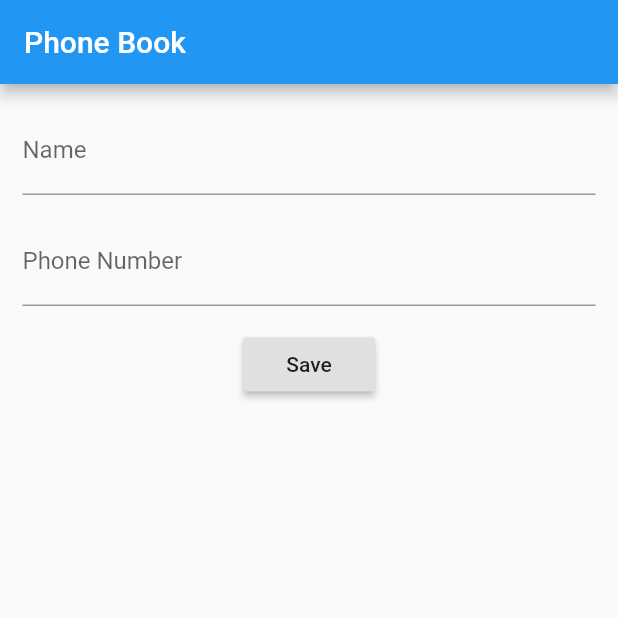
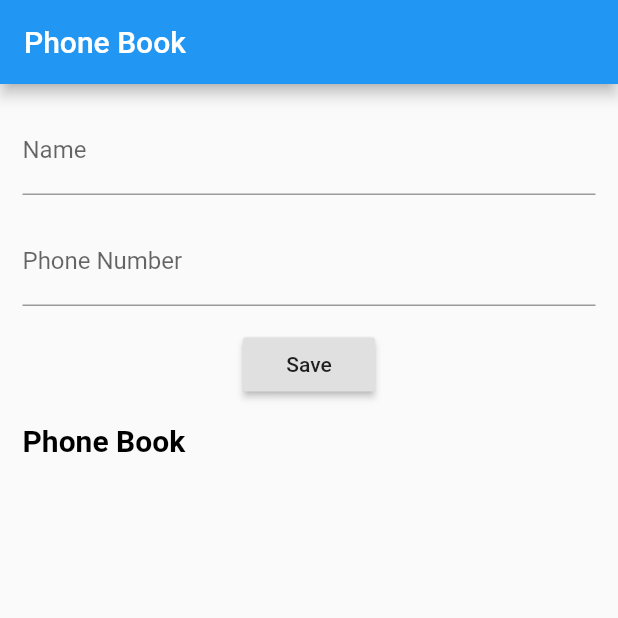
Before and after one commit to jonathandarwin/PhoneBookFlutter, a Flutter app: the screen it shows after launch, on a phone screen of 412 x 824 dp, the top half of it. Run offline on Flutter 3.47's test engine with Material 2 defaults, Android fonts, the phone set to English and light mode, and no system bars.

```diff
--- a/lib/main.dart
+++ b/lib/main.dart
@@ -36,14 +36,25 @@ class RootLayout extends StatelessWidget{
               padding: EdgeInsets.only(bottom: 15.0),
               child: TextFieldName(),
             ),
+            // INPUT PHONE
             Container(
               padding: EdgeInsets.only(bottom: 15.0),
               child: TextFieldPhone(),
             ),
+            // BUTTON SAVE
             Container(
               padding: EdgeInsets.only(bottom: 15.0),
               child: ButtonSave(listViewPhone.state),
             ),
+            // TITLE PHONE BOOK
+            Container(
+              padding: EdgeInsets.only(bottom: 15.0),
+              child: Align(
+                alignment: Alignment.centerLeft,
+                child: TitlePhoneBook(),
+              ),
+            ),
+            // LIST PHONE BOOK
             Container(
               child: listViewPhone,
             ),
@@ -148,6 +159,20 @@ class ButtonSave extends StatelessWidget{
   }
 }
 
+class TitlePhoneBook extends StatelessWidget{
+  @override
+  Widget build(BuildContext context){
+    return Text(
+      "Phone Book",
+      style: TextStyle(
+        color: Colors.black,
+        fontWeight: FontWeight.bold,
+        fontSize: 20.0
+      ),
+    );
+  }
+}
+
 class ListViewPhone extends StatefulWidget{
 
   final ListViewPhoneState state = ListViewPhoneState();
```
